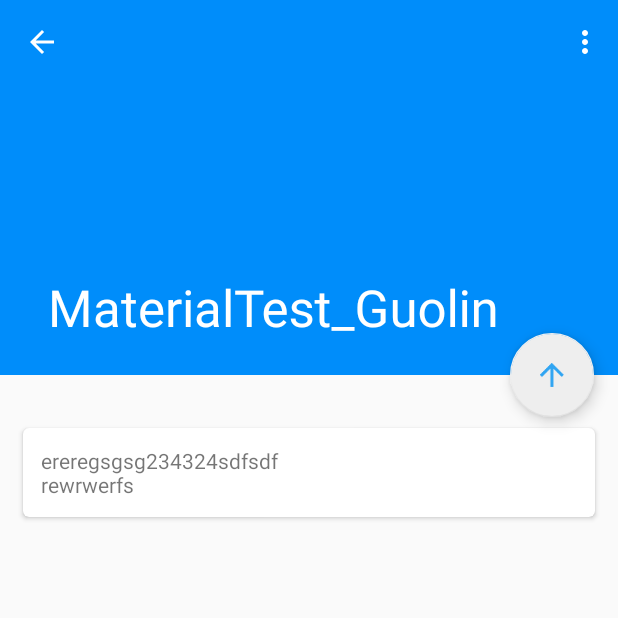
After one commit to youyuge34/MaterialTest, an Android app: the SpotDetailActivity screen opened directly, with no data from a screen before it, on a phone screen of 412 x 824 dp, the top half of it. The commit adds this screen. Run offline under Robolectric (Android 15) with nearby library versions, the phone set to English and light mode, and no system bars; our stand-ins replace ButterKnife; pictures from the network do not load; 2 statements that could not run were skipped.

Commit message:
修复了首页图片缩小的bug，增加了详情页，详情页中测试读取网页已成功

```diff
--- a/app/src/main/java/com/example/yousheng/materialtest_guolin/view/MainActivity.java
+++ b/app/src/main/java/com/example/yousheng/materialtest_guolin/view/MainActivity.java
@@ -2,7 +2,6 @@ package com.example.yousheng.materialtest_guolin.view;
 
 import android.os.Bundle;
 import android.support.design.widget.NavigationView;
-import android.support.design.widget.Snackbar;
 import android.support.design.widget.TabLayout;
 import android.support.v4.view.GravityCompat;
 import android.support.v4.view.ViewPager;
@@ -10,10 +9,8 @@ import android.support.v4.widget.DrawerLayout;
 import android.support.v7.app.ActionBar;
 import android.support.v7.app.AppCompatActivity;
 import android.support.v7.widget.Toolbar;
-import android.util.Log;
 import android.view.Menu;
 import android.view.MenuItem;
-import android.view.View;
 import android.widget.Toast;
 
 import com.example.yousheng.materialtest_guolin.R;
@@ -21,8 +18,6 @@ import com.example.yousheng.materialtest_guolin.adapter.ViewpagerAdapter;
 
 import butterknife.BindView;
 import butterknife.ButterKnife;
-
-import static com.example.yousheng.materialtest_guolin.R.id.fab;
 
 public class MainActivity extends AppCompatActivity {
     @BindView(R.id.drawer_layout) DrawerLayout drawerLayout;
@@ -65,7 +60,6 @@ public class MainActivity extends AppCompatActivity {
     private void setToolbar() {
         //设置toolbar
         setSupportActionBar(toolbar);
-        drawerLayout = (DrawerLayout) findViewById(R.id.drawer_layout);
         ActionBar actionBar = getSupportActionBar();
         if (actionBar != null) {
             //显示导航按钮
--- /dev/null
+++ b/app/src/main/java/com/example/yousheng/materialtest_guolin/view/SpotDetailActivity.java
@@ -0,0 +1,137 @@
+package com.example.yousheng.materialtest_guolin.view;
+
+import android.content.ClipData;
+import android.content.ClipboardManager;
+import android.content.Context;
+import android.content.Intent;
+import android.net.Uri;
+import android.os.Bundle;
+import android.support.design.widget.CollapsingToolbarLayout;
+import android.support.design.widget.FloatingActionButton;
+import android.support.v7.app.ActionBar;
+import android.support.v7.app.AppCompatActivity;
+import android.support.v7.widget.Toolbar;
+import android.view.Menu;
+import android.view.MenuItem;
+import android.webkit.WebSettings;
+import android.webkit.WebView;
+import android.webkit.WebViewClient;
+import android.widget.ImageView;
+import android.widget.TextView;
+import android.widget.Toast;
+
+import com.bumptech.glide.Glide;
+import com.example.yousheng.materialtest_guolin.R;
+import com.example.yousheng.materialtest_guolin.bean.Spot;
+
+import butterknife.BindView;
+import butterknife.ButterKnife;
+
+public class SpotDetailActivity extends AppCompatActivity {
+    private static final String INFO_OF_SPOT = "info_of_the_spot_to_send_into";
+    Spot mSpot;
+
+    @BindView(R.id.spot_image_view) ImageView spotImage;
+    @BindView(R.id.spot_content_text) TextView spotText;
+    @BindView(R.id.toolbar) Toolbar toolbar;
+    @BindView(R.id.collapsing_toolbar) CollapsingToolbarLayout collapsingToolbarLayout;
+    @BindView(R.id.fab) FloatingActionButton fab;
+    @BindView(R.id.webview) WebView webView;
+
+    public static void newInstance(Context context, Spot spot) {
+        Intent intent = new Intent(context, SpotDetailActivity.class);
+        intent.putExtra(INFO_OF_SPOT, spot);
+        context.startActivity(intent);
+    }
+
+    @Override
+    protected void onCreate(Bundle savedInstanceState) {
+        super.onCreate(savedInstanceState);
+        setContentView(R.layout.activity_spot_detail);
+        ButterKnife.bind(this);
+
+        //获取列表传来的spot数据
+        mSpot = (Spot) getIntent().getSerializableExtra(INFO_OF_SPOT);
+        initView();
+    }
+
+    private void initView() {
+        setSpotImage();
+        setCollapseAndToolbar();
+        setWebView();
+    }
+
+    private void setSpotImage() {
+        Glide.with(this).load(mSpot.picUrl).into(spotImage);
+        spotText.setText("ereregsgsg234324sdfsdf\nrewrwerfs");
+    }
+
+    private void setCollapseAndToolbar() {
+        setSupportActionBar(toolbar);
+        ActionBar actionBar = getSupportActionBar();
+        if (actionBar != null) {
+            actionBar.setDisplayHomeAsUpEnabled(true);
+        }
+        collapsingToolbarLayout.setTitle(mSpot.name);
+    }
+
+    private void setWebView() {
+        WebSettings settings = webView.getSettings();
+        settings.setJavaScriptEnabled(true);
+        settings.setLoadWithOverviewMode(true);
+        settings.setAppCacheEnabled(true);
+        settings.setSupportZoom(true);
+        webView.setWebViewClient(new LoveClient());
+
+        webView.loadUrl("http://www.baidu.com");
+    }
+
+    @Override
+    public boolean onCreateOptionsMenu(Menu menu) {
+        getSupportActionBar().setDisplayHomeAsUpEnabled(true);
+        getMenuInflater().inflate(R.menu.menu_web, menu);
+        return true;
+    }
+
+
+    @Override
+    public boolean onOptionsItemSelected(MenuItem item) {
+        int id = item.getItemId();
+        switch (id) {
+            case android.R.id.home:
+                finish();
+                return true;
+            case R.id.action_refresh:
+                webView.reload();
+                return true;
+            case R.id.action_copy_url:
+                ClipData clipData = ClipData.newPlainText("spot_detail_url_copy", webView.getUrl());
+                ClipboardManager manager = (ClipboardManager) this.getSystemService(
+                        Context.CLIPBOARD_SERVICE);
+                manager.setPrimaryClip(clipData);
+                Toast.makeText(this,"复制成功", Toast.LENGTH_SHORT).show();
+                return true;
+            case R.id.action_open_url:
+                Intent intent = new Intent();
+                intent.setAction(Intent.ACTION_VIEW);
+                Uri uri = Uri.parse(webView.getUrl());
+                intent.setData(uri);
+                if (intent.resolveActivity(getPackageManager()) != null) {
+                    startActivity(intent);
+                } else {
+                    Toast.makeText(this,"打开失败！",Toast.LENGTH_SHORT).show();
+                }
+                return true;
+        }
+        return super.onOptionsItemSelected(item);
+    }
+
+
+    private class LoveClient extends WebViewClient {
+        @Override
+        public boolean shouldOverrideUrlLoading(WebView view, String url) {
+            if (url != null) view.loadUrl(url);
+            return true;
+        }
+    }
+}
--- /dev/null
+++ b/app/src/main/res/layout/activity_spot_detail.xml
@@ -0,0 +1,82 @@
+<?xml version="1.0" encoding="utf-8"?>
+<android.support.design.widget.CoordinatorLayout xmlns:android="http://schemas.android.com/apk/res/android"
+    xmlns:app="http://schemas.android.com/apk/res-auto"
+    android:layout_width="match_parent"
+    android:layout_height="match_parent"
+    android:fitsSystemWindows="true">
+
+    <android.support.design.widget.AppBarLayout
+        android:id="@+id/appBar"
+        android:layout_width="match_parent"
+        android:layout_height="250dp"
+        android:fitsSystemWindows="true">
+
+        <android.support.design.widget.CollapsingToolbarLayout
+            android:id="@+id/collapsing_toolbar"
+            android:layout_width="match_parent"
+            android:layout_height="match_parent"
+            android:fitsSystemWindows="true"
+            android:theme="@style/ThemeOverlay.AppCompat.Dark.ActionBar"
+            app:contentScrim="@color/colorPrimary"
+            app:layout_scrollFlags="exitUntilCollapsed|scroll">
+
+            <ImageView
+                android:id="@+id/spot_image_view"
+                android:layout_width="match_parent"
+                android:layout_height="match_parent"
+                android:fitsSystemWindows="true"
+                android:scaleType="centerCrop"
+                app:layout_collapseMode="parallax" />
+
+            <android.support.v7.widget.Toolbar
+                android:id="@+id/toolbar"
+                android:layout_width="match_parent"
+                android:layout_height="?attr/actionBarSize"
+                app:layout_collapseMode="pin" />
+        </android.support.design.widget.CollapsingToolbarLayout>
+    </android.support.design.widget.AppBarLayout>
+
+    <android.support.v4.widget.NestedScrollView
+        android:layout_width="match_parent"
+        android:layout_height="match_parent"
+        app:layout_behavior="@string/appbar_scrolling_view_behavior">
+
+        <LinearLayout
+            android:layout_width="match_parent"
+            android:layout_height="match_parent"
+            android:orientation="vertical">
+
+            <android.support.v7.widget.CardView
+                android:layout_width="match_parent"
+                android:layout_height="wrap_content"
+                android:layout_marginBottom="15dp"
+                android:layout_marginLeft="15dp"
+                android:layout_marginRight="15dp"
+                android:layout_marginTop="35dp"
+                app:cardCornerRadius="4dp">
+
+                <TextView
+                    android:id="@+id/spot_content_text"
+                    android:layout_width="match_parent"
+                    android:layout_height="wrap_content"
+                    android:layout_margin="12dp" />
+            </android.support.v7.widget.CardView>
+
+            <WebView
+                android:id="@+id/webview"
+                android:layout_width="match_parent"
+                android:layout_height="match_parent"
+                />
+        </LinearLayout>
+    </android.support.v4.widget.NestedScrollView>
+
+    <android.support.design.widget.FloatingActionButton
+        android:id="@+id/fab"
+        android:layout_width="wrap_content"
+        android:layout_height="wrap_content"
+        android:layout_margin="16dp"
+        android:src="@drawable/ic_back_to_top"
+        app:layout_anchor="@id/appBar"
+        app:layout_anchorGravity="bottom|end" />
+
+</android.support.design.widget.CoordinatorLayout>
--- a/app/src/main/res/layout/item_spot_view.xml
+++ b/app/src/main/res/layout/item_spot_view.xml
@@ -13,8 +13,7 @@
         android:layout_height="wrap_content"
         android:orientation="vertical">
 
-        <!-- 让图片保持原有比例填充，裁剪掉超出的部分-->
-        <ImageView
+        <com.example.yousheng.materialtest_guolin.widget.RatioImageView
             android:id="@+id/spot_image"
             android:layout_width="match_parent"
             android:layout_height="wrap_content"
--- a/app/src/main/res/layout/nav_header.xml
+++ b/app/src/main/res/layout/nav_header.xml
@@ -2,7 +2,7 @@
 <RelativeLayout xmlns:android="http://schemas.android.com/apk/res/android"
     android:layout_width="match_parent"
     android:layout_height="180dp"
-    android:background="?attr/colorPrimary"
+    android:background="@drawable/material_flat"
     android:padding="10dp">
 
     <de.hdodenhof.circleimageview.CircleImageView
--- /dev/null
+++ b/app/src/main/res/menu/menu_web.xml
@@ -0,0 +1,23 @@
+<?xml version="1.0" encoding="utf-8"?>
+<menu xmlns:android="http://schemas.android.com/apk/res/android"
+    xmlns:app="http://schemas.android.com/apk/res-auto">
+
+    <item
+        android:id="@+id/action_refresh"
+        android:title="@string/action_refresh"
+        android:orderInCategory="97"
+        app:showAsAction="never"/>
+
+    <item
+        android:id="@+id/action_copy_url"
+        android:title="@string/action_copy_url"
+        android:orderInCategory="98"
+        app:showAsAction="never"/>
+
+    <item
+        android:id="@+id/action_open_url"
+        android:title="@string/action_open_url"
+        android:orderInCategory="99"
+        app:showAsAction="never"/>
+
+</menu>
--- a/app/src/main/res/values/strings.xml
+++ b/app/src/main/res/values/strings.xml
@@ -1,3 +1,7 @@
 <resources>
     <string name="app_name">MaterialTest_Guolin</string>
+    <string name="action_refresh">刷新</string>
+    <string name="action_copy_url">复制链接</string>
+    <string name="action_open_url">打开链接</string>
+    <string name="tip_copy_done">复制成功</string>
 </resources>
```
Also changed, not shown: app/src/main/AndroidManifest.xml (+7 -3 lines), app/src/main/java/com/example/yousheng/materialtest_guolin/adapter/SpotAdapter.java (+27 -13 lines), app/src/main/java/com/example/yousheng/materialtest_guolin/adapter/onRecyclerViewItemClicked.java (added, +10 -0 lines), app/src/main/java/com/example/yousheng/materialtest_guolin/bean/Spot.java (+51 -1 lines), app/src/main/java/com/example/yousheng/materialtest_guolin/fragment/SpotListFragment.java (+33 -15 lines), app/src/main/java/com/example/yousheng/materialtest_guolin/widget/RatioImageView.java (added, +69 -0 lines), app/src/main/res/drawable/material_flat.png (added).
